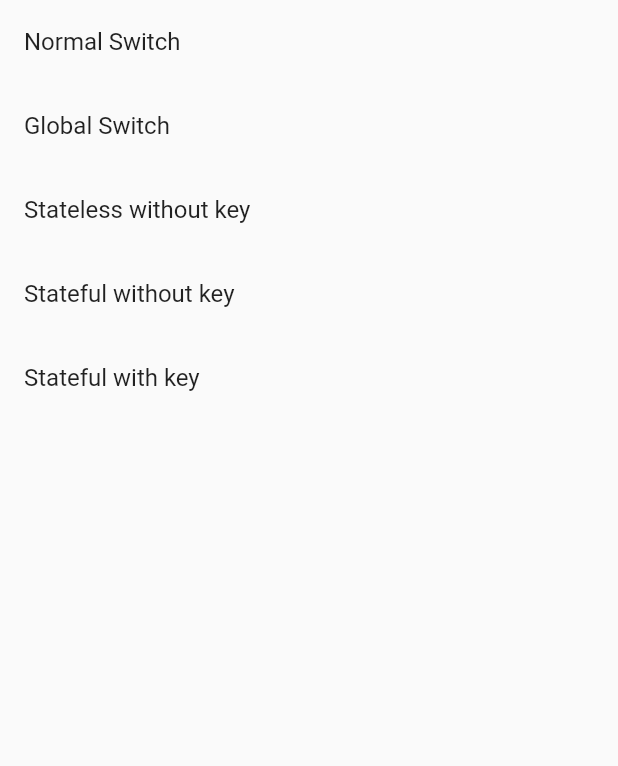
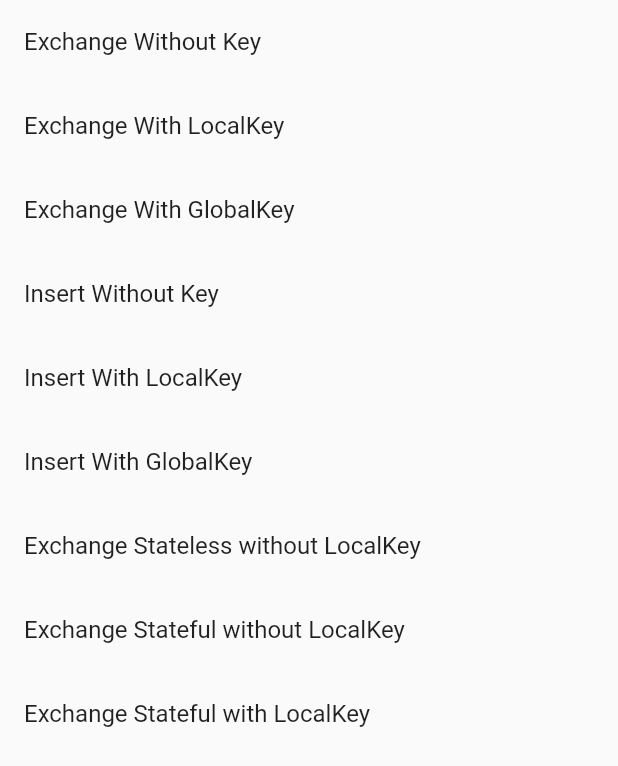
Before and after one commit to Natai/flutter_demos, a Flutter app: the screen it shows after launch, on a phone screen of 412 x 824 dp. Shown: the top 766 px of the screen. Run offline on Flutter 3.47's test engine with Material 2 defaults, Android fonts, the phone set to English and light mode, and no system bars.

```diff
--- a/keys/lib/home_page.dart
+++ b/keys/lib/home_page.dart
@@ -1,43 +1,70 @@
 import 'package:flutter/material.dart';
-import 'package:keys/local_key/stateless_key_page.dart';
 
 import 'global_key/child_widget.dart';
-import 'global_key/switch_page.dart';
+import 'global_key/exchange_page.dart';
+import 'global_key/insert_page.dart';
 import 'local_key/stateful_key_page.dart';
+import 'local_key/stateless_page.dart';
 
-class HomePage extends StatelessWidget {
+class HomePage extends StatefulWidget {
   const HomePage({Key? key}) : super(key: key);
 
   @override
+  _HomePageState createState() => _HomePageState();
+}
+
+class _HomePageState extends State<HomePage> {
+  @override
   Widget build(BuildContext context) {
-    var child = ChildWidget();
     return Scaffold(
       body: ListView(
         children: [
           _PushListItem(
-            title: 'Normal Switch',
-            pushedPage: SwitchPage(
-              child: child,
-              isGlobal: false,
+            title: 'Exchange Without Key',
+            pushedPage: ExchangePage(
+              child: ChildWidget(),
             ),
           ),
           _PushListItem(
-            title: 'Global Switch',
-            pushedPage: SwitchPage(
-              child: child,
-              isGlobal: true,
+            title: 'Exchange With LocalKey',
+            pushedPage: ExchangePage(
+              child: ChildWidget(key: UniqueKey()),
             ),
           ),
           _PushListItem(
-            title: 'Stateless without key',
-            pushedPage: StatelessKeyPage(),
+            title: 'Exchange With GlobalKey',
+            pushedPage: ExchangePage(
+              child: ChildWidget(key: GlobalKey()),
+            ),
           ),
           _PushListItem(
-            title: 'Stateful without key',
+            title: 'Insert Without Key',
+            pushedPage: InsertPage(
+              child: ChildWidget(),
+            ),
+          ),
+          _PushListItem(
+            title: 'Insert With LocalKey',
+            pushedPage: InsertPage(
+              child: ChildWidget(key: UniqueKey()),
+            ),
+          ),
+          _PushListItem(
+            title: 'Insert With GlobalKey',
+            pushedPage: InsertPage(
+              child: ChildWidget(key: GlobalKey()),
+            ),
+          ),
+          _PushListItem(
+            title: 'Exchange Stateless without LocalKey',
+            pushedPage: StatelessPage(),
+          ),
+          _PushListItem(
+            title: 'Exchange Stateful without LocalKey',
             pushedPage: StatefulKeyPage(useKey: false),
           ),
           _PushListItem(
-            title: 'Stateful with key',
+            title: 'Exchange Stateful with LocalKey',
             pushedPage: StatefulKeyPage(useKey: true),
           ),
         ],
```
Also changed, not shown: keys/lib/global_key/child_widget.dart (+11 -2 lines), keys/lib/global_key/exchange_page.dart (added, +39 -0 lines), keys/lib/global_key/insert_page.dart (added, +43 -0 lines), keys/lib/global_key/switch_page.dart (deleted, +0 -58 lines), keys/lib/local_key/stateful_key_page.dart (+8 -8 lines), keys/lib/local_key/stateless_page.dart (renamed from keys/lib/local_key/stateless_key_page.dart, +9 -9 lines).
